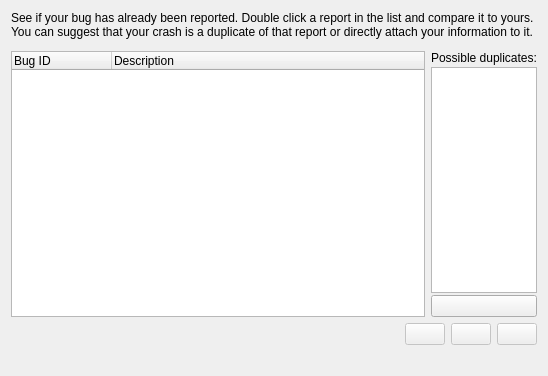
Above: drkonqi/ui/assistantpage_bugzilla_duplicates.ui from KDE/kde-runtime before the change. Below: the same form after it.
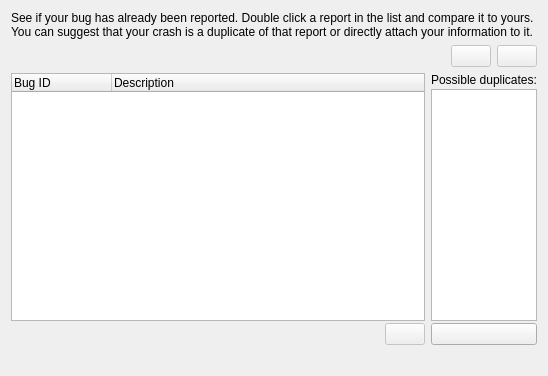
That is the form after the change. Custom widgets are drawn as their Qt base class.

Commit message: - Improve the UI of the Duplicates page:   - The search buttons ("stop" and "search more") are now place near the statuswidget (which   displays the current search progress)   - Minor improvements

Diff of the .ui file:
```diff
--- a/drkonqi/ui/assistantpage_bugzilla_duplicates.ui
+++ b/drkonqi/ui/assistantpage_bugzilla_duplicates.ui
@@ -22,11 +22,41 @@
     </widget>
    </item>
    <item>
-    <widget class="StatusWidget" name="m_statusWidget" native="true"/>
+    <layout class="QHBoxLayout" name="horizontalLayout_5">
+     <item>
+      <widget class="StatusWidget" name="m_statusWidget" native="true">
+       <property name="sizePolicy">
+        <sizepolicy hsizetype="MinimumExpanding" vsizetype="Preferred">
+         <horstretch>0</horstretch>
+         <verstretch>0</verstretch>
+        </sizepolicy>
+       </property>
+      </widget>
+     </item>
+     <item>
+      <widget class="KPushButton" name="m_searchMoreButton">
+       <property name="enabled">
+        <bool>false</bool>
+       </property>
+      </widget>
+     </item>
+     <item>
+      <widget class="KPushButton" name="m_stopSearchButton">
+       <property name="enabled">
+        <bool>false</bool>
+       </property>
+      </widget>
+     </item>
+    </layout>
    </item>
    <item>
     <layout class="QHBoxLayout" name="horizontalLayout_2">
      <item>
+      <layout class="QVBoxLayout" name="verticalLayout_2">
+       <property name="spacing">
+        <number>2</number>
+       </property>
+       <item>
       <widget class="QTreeWidget" name="m_bugListWidget">
        <property name="alternatingRowColors">
         <bool>true</bool>
@@ -50,6 +80,35 @@
       </widget>
      </item>
      <item>
+        <layout class="QHBoxLayout" name="horizontalLayout_6">
+         <property name="spacing">
+          <number>2</number>
+         </property>
+         <item>
+          <spacer name="horizontalSpacer_3">
+           <property name="orientation">
+            <enum>Qt::Horizontal</enum>
+           </property>
+           <property name="sizeHint" stdset="0">
+            <size>
+             <width>40</width>
+             <height>20</height>
+            </size>
+           </property>
+          </spacer>
+         </item>
+         <item>
+          <widget class="KPushButton" name="m_openReportButton">
+           <property name="enabled">
+            <bool>false</bool>
+           </property>
+          </widget>
+         </item>
+        </layout>
+       </item>
+      </layout>
+     </item>
+     <item>
       <layout class="QVBoxLayout" name="verticalLayout">
        <property name="spacing">
         <number>2</number>
@@ -113,44 +172,6 @@
      </item>
     </layout>
    </item>
-   <item>
-    <layout class="QHBoxLayout" name="horizontalLayout">
-     <item>
-      <spacer name="horizontalSpacer">
-       <property name="orientation">
-        <enum>Qt::Horizontal</enum>
-       </property>
-       <property name="sizeHint" stdset="0">
-        <size>
-         <width>40</width>
-         <height>20</height>
-        </size>
-       </property>
-      </spacer>
-     </item>
-     <item>
-      <widget class="KPushButton" name="m_openReportButton">
-       <property name="enabled">
-        <bool>false</bool>
-       </property>
-      </widget>
-     </item>
-     <item>
-      <widget class="KPushButton" name="m_searchMoreButton">
-       <property name="enabled">
-        <bool>false</bool>
-       </property>
-      </widget>
-     </item>
-     <item>
-      <widget class="KPushButton" name="m_stopSearchButton">
-       <property name="enabled">
-        <bool>false</bool>
-       </property>
-      </widget>
-     </item>
-    </layout>
-   </item>
    <item>
     <layout class="QHBoxLayout" name="horizontalLayout_4">
      <item>
```
Lines whose indentation alone changed are shown as unchanged. The commit also changes 1 other file.
